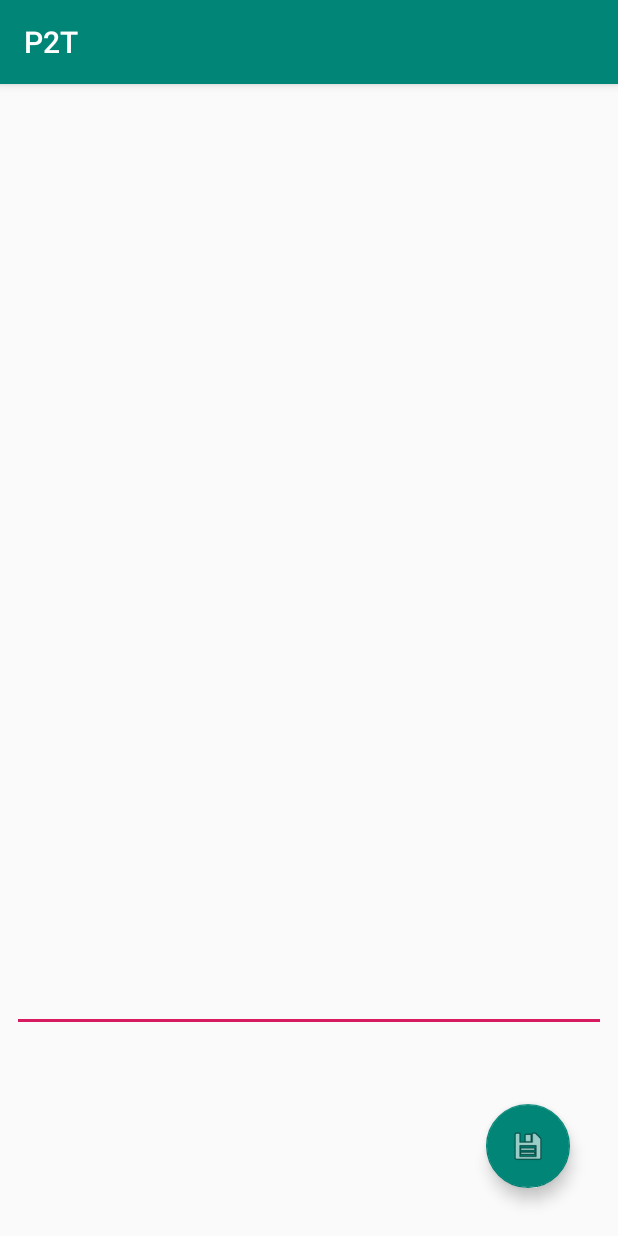
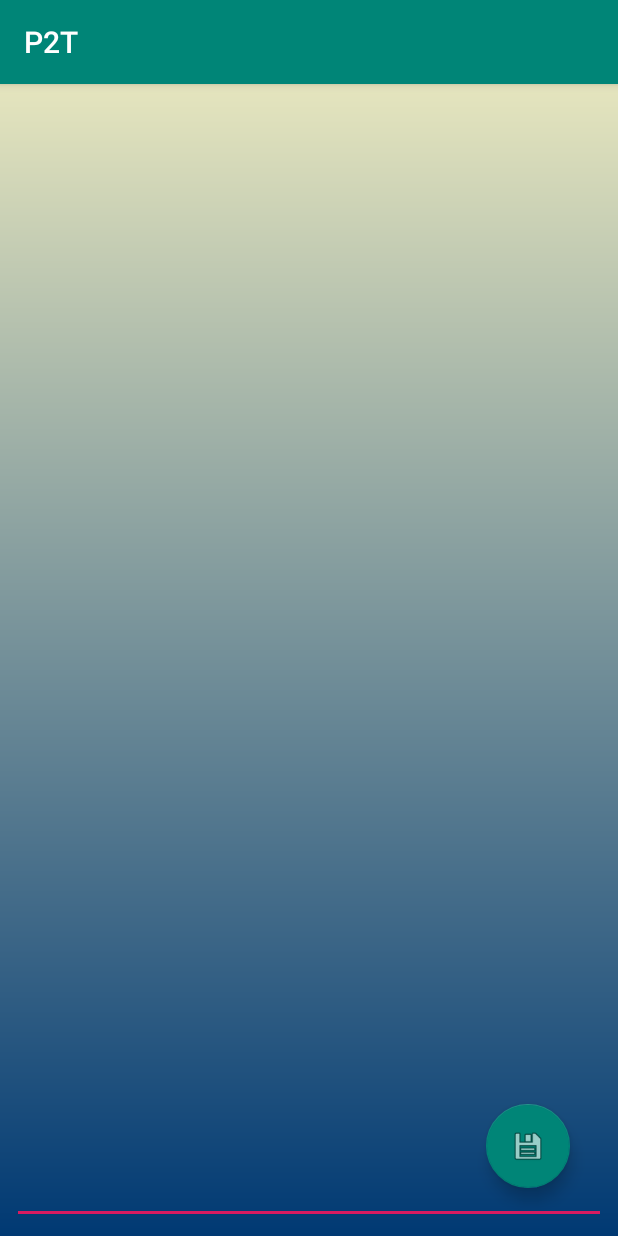
Before and after one commit to brimoo/P2T, an Android app: the TextEditorActivity screen opened directly, with no data from a screen before it, on a phone screen of 412 x 824 dp. Run offline under Robolectric (Android 15) with nearby library versions, the phone set to English and light mode, and no system bars; 1 statement that could not run was skipped.

Commit message:
Updating UI to look spiffy

```diff
--- a/app/src/main/java/com/p2t/p2t/PictureHandler.java
+++ b/app/src/main/java/com/p2t/p2t/PictureHandler.java
@@ -49,7 +49,7 @@ public class PictureHandler implements Runnable {
 
             HttpTransport httpTransport = AndroidHttp.newCompatibleTransport();
             Vision.Builder visionBuilder = new Vision.Builder(httpTransport, new AndroidJsonFactory(), null);
-            visionBuilder.setVisionRequestInitializer(new VisionRequestInitializer("PUT_KEY_HERE"));
+            visionBuilder.setVisionRequestInitializer(new VisionRequestInitializer("Not leaked"));
             Vision vision = visionBuilder.build();
             Feature feature = new Feature();
             feature.setType("TEXT_DETECTION");
--- a/app/src/main/res/drawable/bg_gradient.xml
+++ b/app/src/main/res/drawable/bg_gradient.xml
@@ -1,4 +1,10 @@
 <?xml version="1.0" encoding="utf-8"?>
-<selector xmlns:android="http://schemas.android.com/apk/res/android">
+<shape xmlns:android="http://schemas.android.com/apk/res/android">
+    android:shape="rectangle" >
 
-</selector>
+    <gradient
+        android:angle="90"
+        android:endColor="@color/bg_gradient_end"
+        android:startColor="@color/bg_gradient_start"
+        android:type="linear" />
+</shape>
--- a/app/src/main/res/layout/activity_file_browser.xml
+++ b/app/src/main/res/layout/activity_file_browser.xml
@@ -3,6 +3,7 @@
     xmlns:app="http://schemas.android.com/apk/res-auto"
     xmlns:tools="http://schemas.android.com/tools"
     android:layout_width="match_parent"
+    android:background="@drawable/bg_gradient"
     android:layout_height="match_parent">
 
     <ListView
@@ -17,6 +18,7 @@
         android:layout_height="wrap_content"
         android:layout_marginEnd="32dp"
         android:layout_marginBottom="32dp"
+        android:textColor="@color/white"
         android:clickable="true"
         app:backgroundTint="@color/colorPrimary"
         app:layout_constraintBottom_toBottomOf="parent"
--- a/app/src/main/res/layout/activity_text_editor.xml
+++ b/app/src/main/res/layout/activity_text_editor.xml
@@ -4,6 +4,7 @@
     xmlns:tools="http://schemas.android.com/tools"
     android:layout_width="match_parent"
     android:layout_height="match_parent"
+    android:background="@drawable/bg_gradient"
     tools:context=".TextEditorActivity">
 
     <android.support.design.widget.FloatingActionButton
@@ -32,5 +33,6 @@
         app:layout_constraintEnd_toEndOf="parent"
         app:layout_constraintHorizontal_bias="0.0"
         app:layout_constraintStart_toStartOf="parent"
-        app:layout_constraintTop_toTopOf="parent" />
+        app:layout_constraintTop_toTopOf="parent"
+        app:layout_constraintVertical_bias="1.0" />
 </android.support.constraint.ConstraintLayout>
```
Also changed, not shown: app/src/main/java/com/p2t/p2t/MainActivity.java (+5 -2 lines), app/src/main/res/layout/activity_main.xml (+24 -15 lines).
